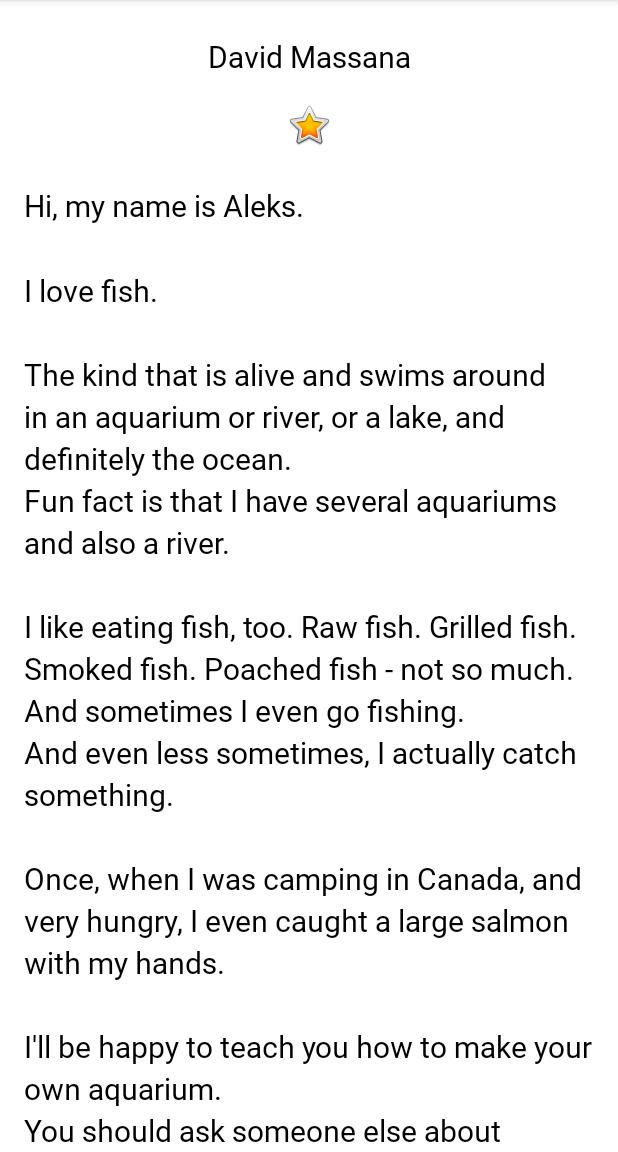
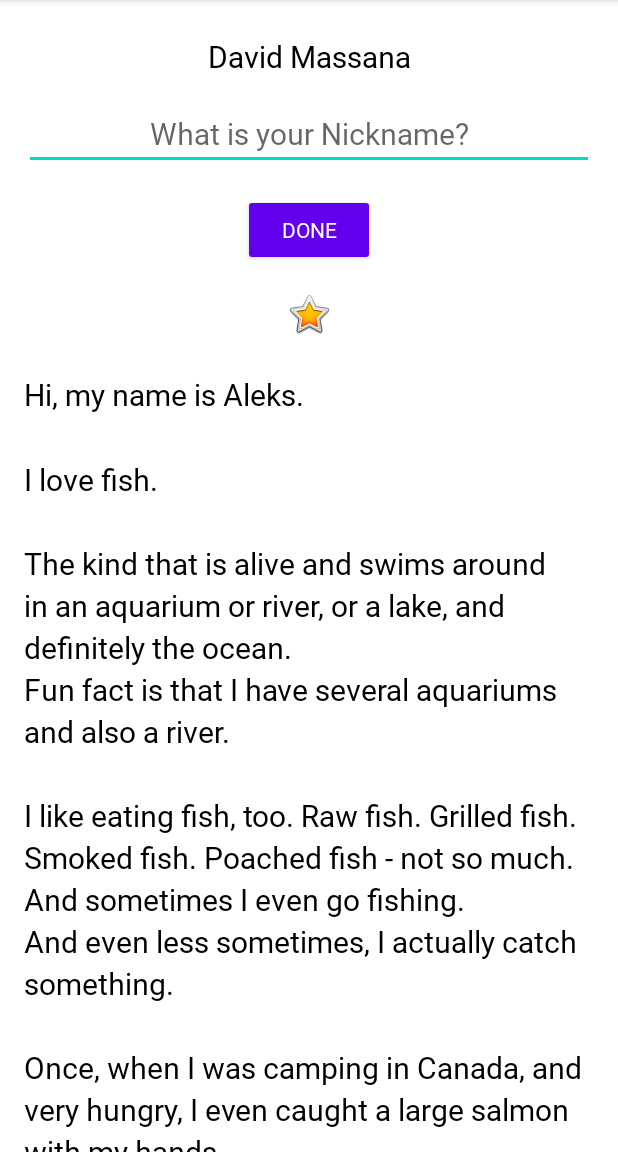
Before and after one commit to massana2110/AndroidAppsCourse, an Android app: the screen it shows after launch (MainActivity), on a phone screen of 412 x 824 dp, the part 84-1236 px from its top. Run offline under Robolectric (Android 15) with nearby library versions, the phone set to English and light mode, and no system bars.

Commit message:
new changes to about me app

```diff
--- a/AboutMeApp/app/src/main/java/com/example/aboutmeapp/MainActivity.kt
+++ b/AboutMeApp/app/src/main/java/com/example/aboutmeapp/MainActivity.kt
@@ -2,10 +2,34 @@ package com.example.aboutmeapp
 
 import androidx.appcompat.app.AppCompatActivity
 import android.os.Bundle
+import android.view.View
+import android.widget.Button
+import android.widget.EditText
+import android.widget.TextView
 
 class MainActivity : AppCompatActivity() {
+
     override fun onCreate(savedInstanceState: Bundle?) {
         super.onCreate(savedInstanceState)
         setContentView(R.layout.activity_main)
+
+        val doneButton: Button = findViewById(R.id.done_button)
+
+        doneButton.setOnClickListener { btn ->
+            addNickname(btn)
+        }
+    }
+
+    private fun addNickname(view: View) {
+        val editText: EditText = findViewById(R.id.nickname_edit)
+        val nicknameTextView: TextView = findViewById(R.id.nickname_text)
+
+        nicknameTextView.text = editText.text
+
+        editText.visibility = View.GONE
+
+        view.visibility = View.GONE
+
+        nicknameTextView.visibility = View.VISIBLE
     }
 }
--- a/AboutMeApp/app/src/main/res/layout/activity_main.xml
+++ b/AboutMeApp/app/src/main/res/layout/activity_main.xml
@@ -17,13 +17,44 @@
         android:text="@string/full_name"
         android:textAlignment="center" />
 
+    <EditText
+        android:id="@+id/nickname_edit"
+        style="@style/NameStyle"
+        android:layout_width="match_parent"
+        android:layout_height="wrap_content"
+        android:ems="10"
+        android:hint="@string/what_is_your_nickname"
+        android:inputType="textPersonName"
+        android:textAlignment="center"
+        tools:ignore="TouchTargetSizeCheck,TextContrastCheck" />
+
+    <Button
+        android:id="@+id/done_button"
+        style="@style/Widget.AppCompat.Button.Colored"
+        android:layout_width="wrap_content"
+        android:layout_height="wrap_content"
+        android:layout_gravity="center_horizontal"
+        android:layout_marginTop="@dimen/layout_margin"
+        android:fontFamily="@font/roboto"
+        android:text="@string/done" />
+
+    <TextView
+        android:id="@+id/nickname_text"
+        style="@style/NameStyle"
+        android:layout_width="match_parent"
+        android:layout_height="wrap_content"
+        android:text=""
+        android:textAlignment="center"
+        android:visibility="gone" />
+
     <ImageView
         android:id="@+id/star_image"
         android:layout_width="match_parent"
         android:layout_height="wrap_content"
         android:layout_marginTop="@dimen/layout_margin"
         android:contentDescription="@string/yellow_star_text"
-        app:srcCompat="@android:drawable/btn_star_big_on" />
+        app:srcCompat="@android:drawable/btn_star_big_on"
+        tools:ignore="ImageContrastCheck" />
 
     <ScrollView
         android:id="@+id/bio_scroll"
--- a/AboutMeApp/app/src/main/res/values/colors.xml
+++ b/AboutMeApp/app/src/main/res/values/colors.xml
@@ -7,4 +7,5 @@
     <color name="teal_700">#FF018786</color>
     <color name="black">#FF000000</color>
     <color name="white">#FFFFFFFF</color>
+    <color name="colorAccent">#76bf5e</color>
 </resources>
--- a/AboutMeApp/app/src/main/res/values/strings.xml
+++ b/AboutMeApp/app/src/main/res/values/strings.xml
@@ -14,5 +14,6 @@
     \nYou should ask someone else about fishing, though.\n\n
     </string>
     <string name="android_image_text">Android Image</string>
-
+    <string name="what_is_your_nickname">What is your Nickname?</string>
+    <string name="done">Done</string>
 </resources>
```
